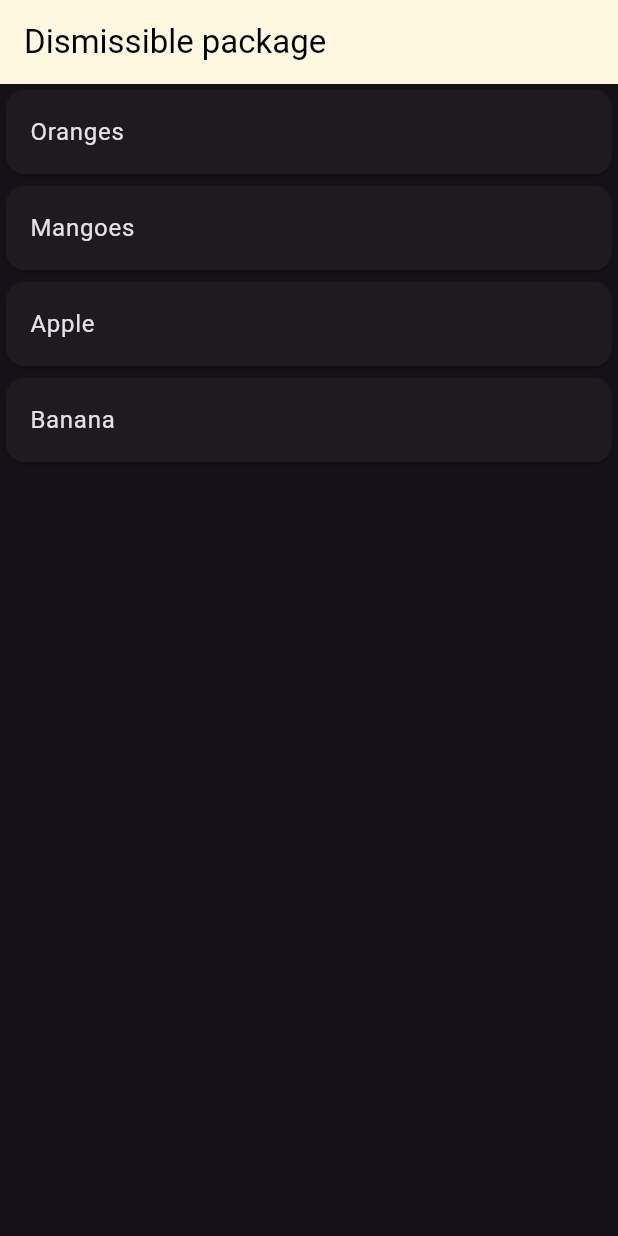
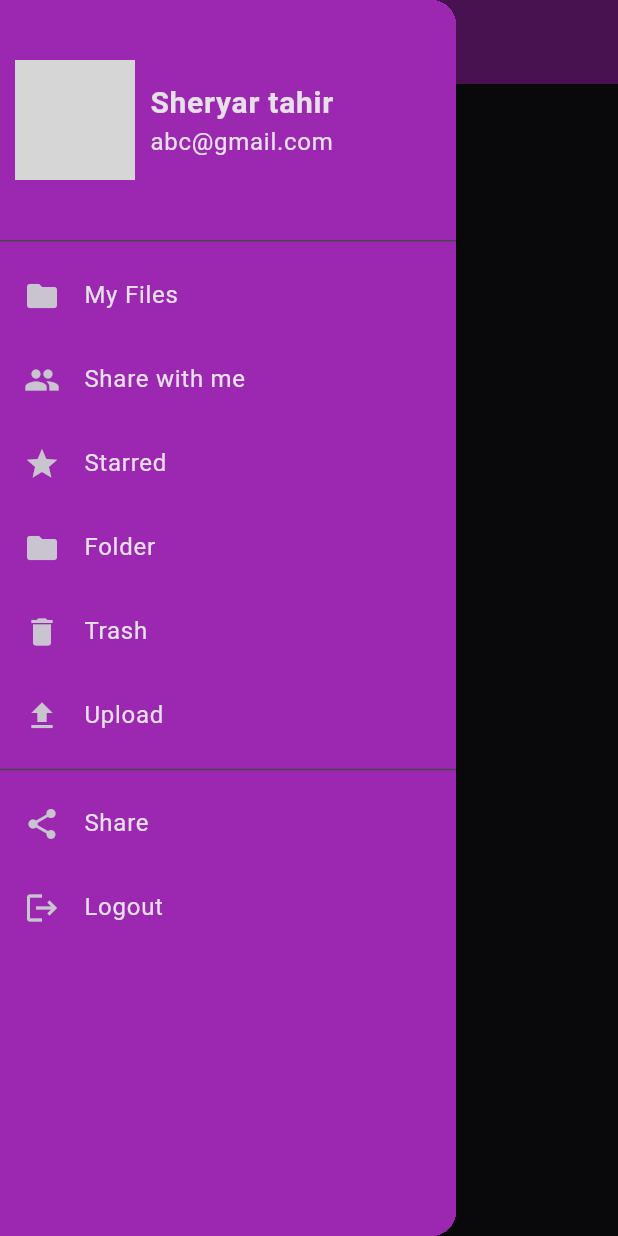
Before and after one commit to SheryarTahir/container_sizedbox, a Flutter app: the screen it shows after launch, with the side drawer open (before the commit the screen has no drawer), on a phone screen of 412 x 824 dp. Run offline on Flutter 3.47's test engine with Material 3 defaults, Android fonts, the phone set to English and light mode, and no system bars; network calls fail; grey boxes are pictures that could not be loaded.

Commit message:
Drawer Widget Code

```diff
--- a/lib/main.dart
+++ b/lib/main.dart
@@ -1,3 +1,4 @@
+import 'package:container_sizedbox/widgets/Drawer.dart';
 import 'package:container_sizedbox/widgets/button.dart';
 import 'package:container_sizedbox/widgets/dismissible.dart';
 import 'package:container_sizedbox/widgets/list_grid.dart';
@@ -17,7 +18,7 @@ class MyApp extends StatelessWidget {
       debugShowCheckedModeBanner: false,
       theme:
           ThemeData(brightness: Brightness.dark, primaryColor: Colors.purple),
-      home: const DismissibleWidget(),
+      home: const DrawerWidget(),
     );
   }
 }
--- /dev/null
+++ b/lib/widgets/Drawer.dart
@@ -0,0 +1,92 @@
+import 'package:flutter/material.dart';
+
+class DrawerWidget extends StatefulWidget {
+  const DrawerWidget({super.key});
+
+  @override
+  State<DrawerWidget> createState() => _DrawerWidgetState();
+}
+
+class _DrawerWidgetState extends State<DrawerWidget> {
+  @override
+  Widget build(BuildContext context) {
+    return Scaffold(
+      drawer: Drawer(
+        child: Container(
+          color: Theme.of(context).primaryColor,
+          child: ListView(
+            children: [
+              DrawerHeader(
+                padding: EdgeInsets.zero,
+                child: Container(
+                  padding: const EdgeInsets.all(10),
+                  child: const Row(
+                    children: [
+                      CircleAvatar(
+                        radius: 40,
+                        backgroundImage: NetworkImage(
+                            'https://media.cnn.com/api/v1/images/stellar/prod/gettyimages-1419411609-20240305012817824.jpg?c=16x9&q=h_833,w_1480,c_fill'),
+                      ),
+                      SizedBox(
+                        width: 10,
+                      ),
+                      Column(
+                        mainAxisAlignment: MainAxisAlignment.center,
+                        crossAxisAlignment: CrossAxisAlignment.start,
+                        children: [
+                          Text(
+                            'Sheryar tahir',
+                            style: TextStyle(
+                                fontSize: 20, fontWeight: FontWeight.bold),
+                          ),
+                          Text('abc@gmail.com'),
+                        ],
+                      )
+                    ],
+                  ),
+                ),
+              ),
+              const ListTile(
+                leading: Icon(Icons.folder),
+                title: Text('My Files'),
+              ),
+              const ListTile(
+                leading: Icon(Icons.group),
+                title: Text('Share with me'),
+              ),
+              const ListTile(
+                leading: Icon(Icons.star),
+                title: Text('Starred'),
+              ),
+              const ListTile(
+                leading: Icon(Icons.folder),
+                title: Text('Folder'),
+              ),
+              const ListTile(
+                leading: Icon(Icons.delete),
+                title: Text('Trash'),
+              ),
+              const ListTile(
+                leading: Icon(Icons.upload),
+                title: Text('Upload'),
+              ),
+              const Divider(),
+              const ListTile(
+                leading: Icon(Icons.share),
+                title: Text('Share'),
+              ),
+              const ListTile(
+                leading: Icon(Icons.logout),
+                title: Text('Logout'),
+              ),
+            ],
+          ),
+        ),
+      ),
+      appBar: AppBar(
+        backgroundColor: Theme.of(context).primaryColor,
+        title: const Text('Drawer Widget'),
+      ),
+    );
+  }
+}
```
